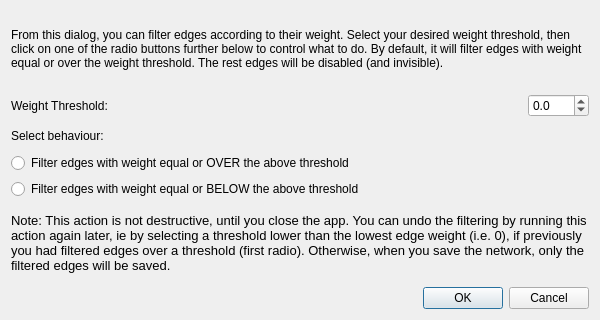
First picture: the form in src/forms/dialogfilteredgesbyweight.ui, repository socnetv/app, before the edit.
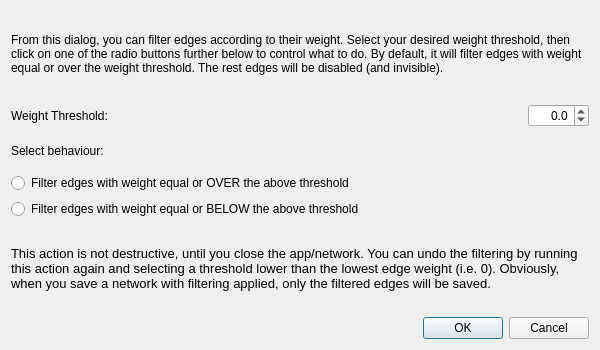
Second picture: the form after the edit.

```diff
--- a/src/forms/dialogfilteredgesbyweight.ui
+++ b/src/forms/dialogfilteredgesbyweight.ui
@@ -7,13 +7,13 @@
     <x>0</x>
     <y>0</y>
     <width>600</width>
-    <height>320</height>
+    <height>350</height>
    </rect>
   </property>
   <property name="minimumSize">
    <size>
     <width>600</width>
-    <height>315</height>
+    <height>350</height>
    </size>
   </property>
   <property name="windowTitle">
@@ -86,6 +86,9 @@
        <property name="statusTip">
         <string>Enter the weight threshold to use while filtering. By default, it filters all edges with weights equal or above your selected threshold here. You can control the behaviour with the radio boxes below. </string>
        </property>
+       <property name="alignment">
+        <set>Qt::AlignmentFlag::AlignRight|Qt::AlignmentFlag::AlignTrailing|Qt::AlignmentFlag::AlignVCenter</set>
+       </property>
        <property name="decimals">
         <number>1</number>
        </property>
@@ -129,7 +132,7 @@
       </font>
      </property>
      <property name="text">
-      <string>Note: This action is not destructive, until you close the app. You can undo the filtering by running this action again later, ie by selecting a threshold lower than the lowest edge weight (i.e. 0), if previously you had filtered edges over a threshold (first radio). Otherwise, when you save the network, only the filtered edges will be saved. </string>
+      <string>This action is not destructive, until you close the app/network. You can undo the filtering by running this action again and selecting a threshold lower than the lowest edge weight (i.e. 0). Obviously, when you save a network with filtering applied, only the filtered edges will be saved.</string>
      </property>
      <property name="wordWrap">
       <bool>true</bool>
```
